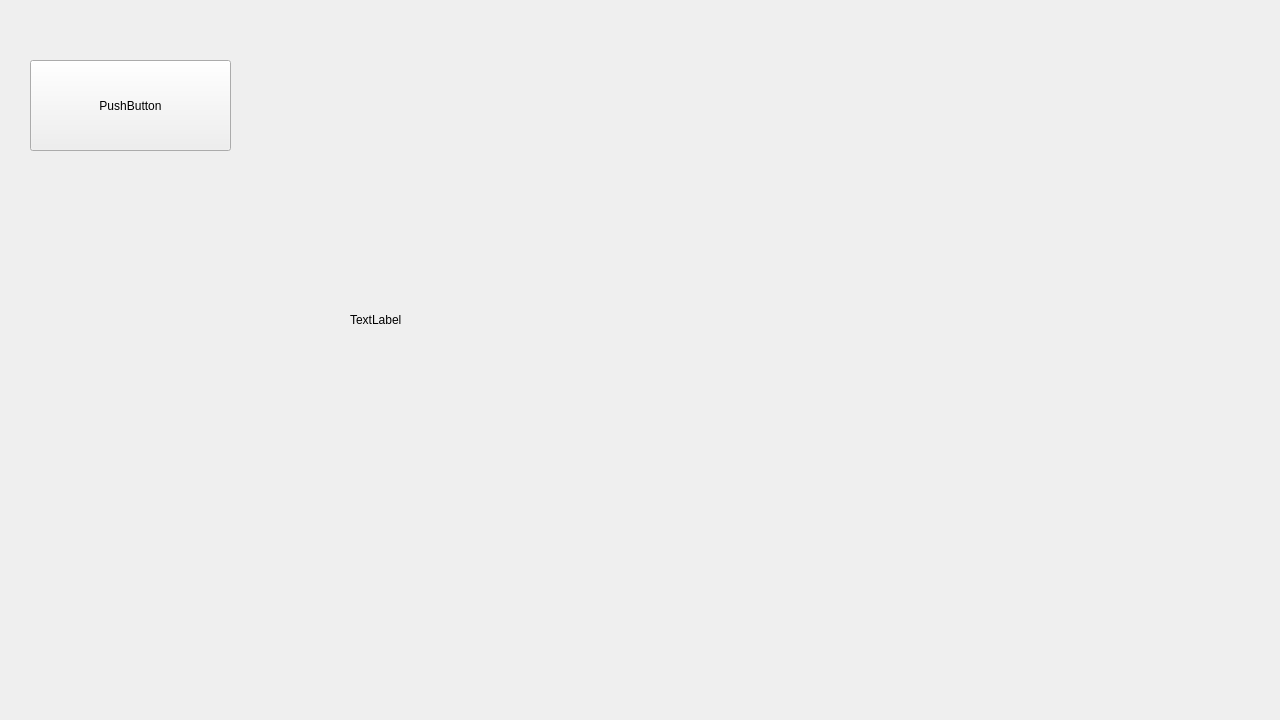
Before: the Qt Designer form mainwindow.ui in ByMisterAnt/Tremor-Estimate-App, drawn with Qt 5.
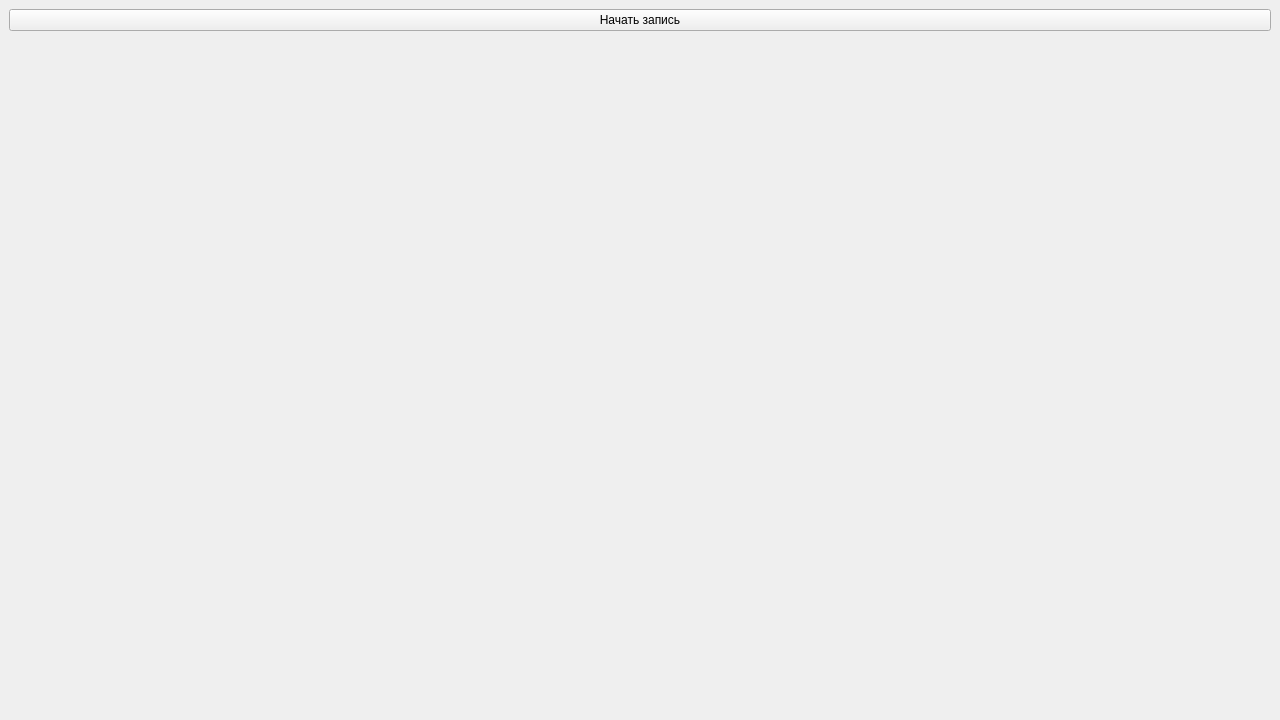
After: the same form once the commit is applied.

Diff of the .ui file:
```diff
--- a/mainwindow.ui
+++ b/mainwindow.ui
@@ -14,28 +14,16 @@
    <string>MainWindow</string>
   </property>
   <widget class="QWidget" name="centralwidget">
+   <layout class="QVBoxLayout" name="verticalLayout">
+    <item>
    <widget class="QPushButton" name="pushButton">
-    <property name="geometry">
-     <rect>
-      <x>30</x>
-      <y>60</y>
-      <width>201</width>
-      <height>91</height>
-     </rect>
-    </property>
     <property name="text">
-     <string>PushButton</string>
-    </property>
-   </widget>
+       <string>Начать запись</string>
+      </property>
+     </widget>
+    </item>
+    <item>
    <widget class="QLabel" name="opencvFrame">
-    <property name="geometry">
-     <rect>
-      <x>350</x>
-      <y>80</y>
-      <width>640</width>
-      <height>480</height>
-     </rect>
-    </property>
     <property name="minimumSize">
      <size>
       <width>640</width>
@@ -43,9 +31,11 @@
      </size>
     </property>
     <property name="text">
-     <string>TextLabel</string>
-    </property>
-   </widget>
+       <string/>
+      </property>
+     </widget>
+    </item>
+   </layout>
   </widget>
  </widget>
  <resources/>
```
Lines whose indentation alone changed are shown as unchanged.
